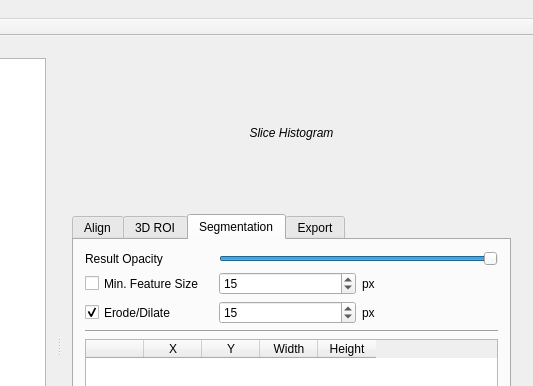
Qt form mainwindow.ui (prsousa/TomSeg) before a commit; both pictures show x 434 to 967 and y 0 to 386 of the 967 by 678 pixel window.
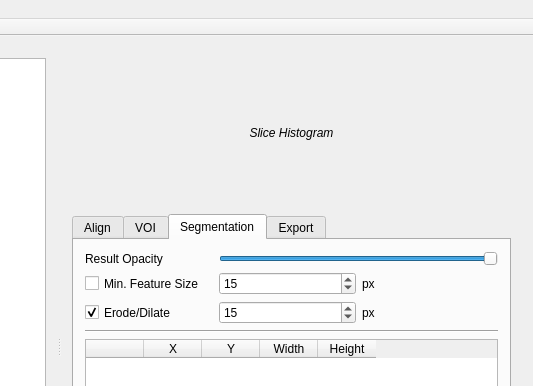
The same form after that commit. Icons and pictures are not drawn.

Commit message: Rename refactoring and some UI naming changes

What changed in the file:
```diff
--- a/mainwindow.ui
+++ b/mainwindow.ui
@@ -566,7 +566,7 @@
           </widget>
           <widget class="QWidget" name="roiTab">
            <attribute name="title">
-            <string>3D ROI</string>
+            <string>VOI</string>
            </attribute>
            <layout class="QVBoxLayout" name="verticalLayout_4">
             <item>
```
Left out of the diff: 4 changed lines with no effect on the pictures. The commit also changes 6 other files.
